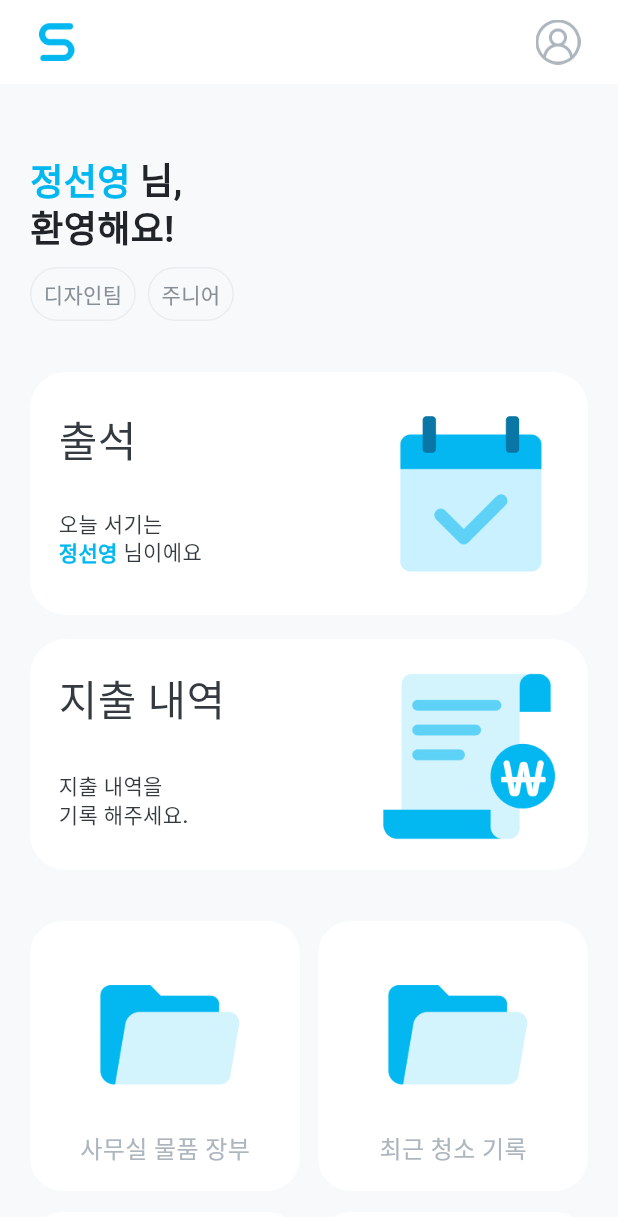
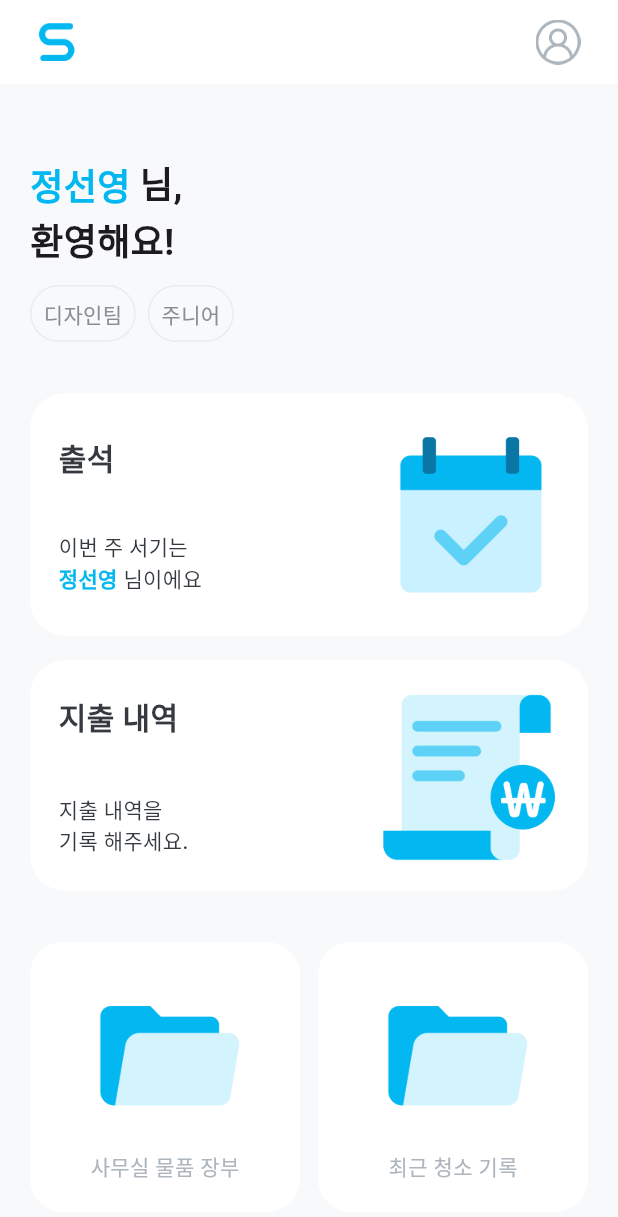
Before and after one commit to SeongjunJo/Snulife-Internal, a Flutter app: the screen it shows once a user with an empty profile is signed in, on a phone screen of 412 x 824 dp. Shown: the top 1217 px of the screen. Run offline on Flutter 3.47's test engine with Material 3 defaults, Android fonts, the phone set to English and light mode, and no system bars; our stand-ins replace firebase_auth, firebase_core, go_router; accounts and stored records are empty; Roboto replaces fonts that are missing (Spoqa Han Sans Neo).

Commit message:
앱 폰트를 SLDS로 통일

```diff
--- a/lib/ui/screens/main_screens/home_screen.dart
+++ b/lib/ui/screens/main_screens/home_screen.dart
@@ -69,7 +69,7 @@ class HomePage extends StatelessWidget {
           child: Center(
             child: Text(
               "SNULife Internal",
-              style: appFonts.homeBottomText,
+              style: appFonts.t4.copyWith(color: appColors.grey3),
             ),
           ),
         ),
--- a/lib/ui/screens/sign_screens/confirm_password_reset_screen.dart
+++ b/lib/ui/screens/sign_screens/confirm_password_reset_screen.dart
@@ -17,7 +17,7 @@ class ConfirmPasswordResetPage extends StatelessWidget {
         children: [
           Text(
             "비밀번호 초기화 메일을\n보내드렸습니다.\n\n이메일을 확인해주세요.",
-            style: appFonts.signScreensTitle,
+            style: appFonts.h1,
           ),
           Column(
             children: [
--- a/lib/ui/screens/sign_screens/forgotten_password_screen.dart
+++ b/lib/ui/screens/sign_screens/forgotten_password_screen.dart
@@ -69,7 +69,7 @@ class _ForgottenPasswordPageState extends State<ForgottenPasswordPage> {
           Column(
             crossAxisAlignment: CrossAxisAlignment.start,
             children: [
-              Text("이메일을 입력해주세요", style: appFonts.signScreensTitle),
+              Text("이메일을 입력해주세요.", style: appFonts.h1),
               const SizedBox(height: 48),
               LoginTextFormField(
                 type: "이메일",
--- a/lib/ui/screens/sign_screens/login_screen.dart
+++ b/lib/ui/screens/sign_screens/login_screen.dart
@@ -104,7 +104,7 @@ class _LogInScreenState extends State<LogInScreen> {
       body: ListView(
         padding: const EdgeInsets.only(top: 95, left: 20, right: 20),
         children: [
-          Text("로그인 해주세요", style: appFonts.signScreensTitle),
+          Text("로그인 해주세요.", style: appFonts.h1),
           const SizedBox(height: 60),
           LoginTextFormField(
             type: "이메일",
@@ -125,8 +125,10 @@ class _LogInScreenState extends State<LogInScreen> {
               context.pushNamed(AppRoutePath.forgottenPassword);
             },
             child: Center(
-              child: Text("비밀번호를 잊으셨나요?",
-                  style: appFonts.loginForgotPasswordAskText),
+              child: Text(
+                "비밀번호를 잊으셨나요?",
+                style: appFonts.b2.copyWith(color: appColors.grey5),
+              ),
             ),
           ),
         ],
--- a/lib/ui/widgets/commons/app_bars.dart
+++ b/lib/ui/widgets/commons/app_bars.dart
@@ -79,7 +79,7 @@ class SubScreenAppBar extends StatelessWidget implements PreferredSizeWidget {
             ),
             onPressed: () => context.pop(),
           ),
-          Text(title, style: appFonts.appBarTitle),
+          Text(title, style: appFonts.tm.copyWith(color: appColors.grey7)),
           const SizedBox(width: 48, height: 48),
         ],
       ),
--- a/lib/ui/widgets/commons/button_widgets.dart
+++ b/lib/ui/widgets/commons/button_widgets.dart
@@ -26,7 +26,10 @@ class AppLargeButton extends StatelessWidget {
             borderRadius: BorderRadius.circular(50),
           ),
         ),
-        child: Text(buttonText, style: appFonts.largeBtn),
+        child: Text(
+          buttonText,
+          style: appFonts.btn.copyWith(color: appColors.white),
+        ),
       ),
     );
   }
--- a/lib/ui/widgets/commons/text_widgets.dart
+++ b/lib/ui/widgets/commons/text_widgets.dart
@@ -17,11 +17,17 @@ class WelcomeText extends StatelessWidget {
       children: [
         Row(
           children: [
-            Text(name, style: appFonts.homePersonName),
-            Text(" 님,", style: appFonts.homeWelcomeText),
+            Text(
+              name,
+              style: appFonts.h1.copyWith(
+                fontSize: 24,
+                color: appColors.slBlue,
+              ),
+            ),
+            Text(" 님,", style: appFonts.h1.copyWith(fontSize: 24)),
           ],
         ),
-        Text("환영해요!", style: appFonts.homeWelcomeText),
+        Text("환영해요!", style: appFonts.h1.copyWith(fontSize: 24)),
       ],
     );
   }
@@ -46,7 +52,7 @@ class InfoBox extends StatelessWidget {
         ),
         borderRadius: BorderRadius.circular(50),
       ),
-      child: Text(info, style: appFonts.homePersonInfo),
+      child: Text(info, style: appFonts.b2.copyWith(color: appColors.grey6)),
     );
   }
 }
@@ -64,11 +70,17 @@ class AttendanceText extends StatelessWidget {
     return Column(
       crossAxisAlignment: CrossAxisAlignment.start,
       children: [
-        Text("오늘 서기는", style: appFonts.homePrimaryTabContent),
+        Text("이번 주 서기는", style: appFonts.t4.copyWith(color: appColors.grey8)),
         Row(
           children: [
-            Text(clerk, style: appFonts.homePrimaryTabPersonName),
-            Text(" 님이에요", style: appFonts.homePrimaryTabContent),
+            Text(
+              clerk,
+              style: appFonts.t4.copyWith(
+                fontWeight: FontWeight.w700,
+                color: appColors.slBlue,
+              ),
+            ),
+            Text(" 님이에요", style: appFonts.t4.copyWith(color: appColors.grey8)),
           ],
         ),
       ],
@@ -83,7 +95,10 @@ class ReceiptText extends StatelessWidget {
 
   @override
   Widget build(BuildContext context) {
-    return Text("지출 내역을\n기록 해주세요.", style: appFonts.homePrimaryTabContent);
+    return Text(
+      "지출 내역을\n기록 해주세요.",
+      style: appFonts.t4.copyWith(color: appColors.grey8),
+    );
   }
 }
 
@@ -97,6 +112,6 @@ class SecondaryTabName extends StatelessWidget {
 
   @override
   Widget build(BuildContext context) {
-    return Text(name, style: appFonts.homeSecondaryTabName);
+    return Text(name, style: appFonts.t4.copyWith(color: appColors.grey5));
   }
 }
--- a/lib/ui/widgets/screen_specified/home_widget.dart
+++ b/lib/ui/widgets/screen_specified/home_widget.dart
@@ -30,7 +30,10 @@ class PrimaryTab extends StatelessWidget {
           Column(
             crossAxisAlignment: CrossAxisAlignment.start,
             children: [
-              Text(primaryTabName, style: appFonts.homePrimaryTabName),
+              Text(
+                primaryTabName,
+                style: appFonts.h1.copyWith(color: appColors.grey8),
+              ),
               const SizedBox(height: 34),
               primaryTabContent,
             ],
--- a/lib/ui/widgets/screen_specified/login_widget.dart
+++ b/lib/ui/widgets/screen_specified/login_widget.dart
@@ -35,7 +35,7 @@ class LoginTextFormField extends StatelessWidget {
     return Column(
       crossAxisAlignment: CrossAxisAlignment.start,
       children: [
-        Text(title, style: appFonts.loginFieldTitle),
+        Text(title, style: appFonts.h3),
         const SizedBox(height: 4),
         TextFormField(
           autovalidateMode: AutovalidateMode.onUserInteraction,
@@ -68,7 +68,7 @@ class LoginTextFormField extends StatelessWidget {
           },
           decoration: InputDecoration(
             hintText: hint,
-            hintStyle: appFonts.loginFieldHint,
+            hintStyle: appFonts.b2.copyWith(color: appColors.grey4),
             focusedBorder: UnderlineInputBorder(
               borderSide: BorderSide(color: appColors.slBlue),
             ),
--- a/lib/ui/widgets/screen_specified/setting_widget.dart
+++ b/lib/ui/widgets/screen_specified/setting_widget.dart
@@ -24,7 +24,7 @@ class SettingRow extends StatelessWidget {
         child: Row(
           mainAxisAlignment: MainAxisAlignment.spaceBetween,
           children: [
-            Text(title, style: appFonts.settingTabTitle),
+            Text(title, style: appFonts.t3),
             trailing,
           ],
         ),
```
Also changed, not shown: lib/ui/styles/fonts.dart (+0 -103 lines).
